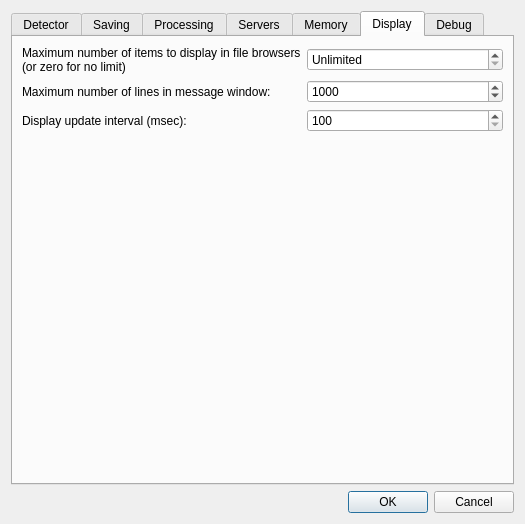
The window that source/qxrdexperimentpreferencesdialog.ui (guyjennings/qxrd) describes before a commit, drawn with Qt 5.
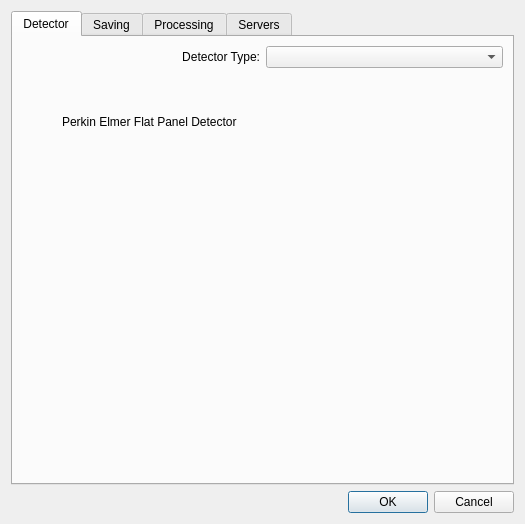
The same window after the commit. The open tabs and pages were chosen to show the change.

Commit message: Moved memory allocation properties into QxrdAllocator Moved global prefs from exp prefs dlg to global dlg Saved allocator properties with app properties

```diff
--- a/source/qxrdexperimentpreferencesdialog.ui
+++ b/source/qxrdexperimentpreferencesdialog.ui
@@ -464,159 +464,6 @@
        </item>
       </layout>
      </widget>
-     <widget class="QWidget" name="memory">
-      <attribute name="title">
-       <string>Memory</string>
-      </attribute>
-      <layout class="QGridLayout" name="gridLayout_5">
-       <item row="0" column="0">
-        <widget class="QLabel" name="label_14">
-         <property name="text">
-          <string>Memory to reserve for images in 32 bit systems (MB):</string>
-         </property>
-        </widget>
-       </item>
-       <item row="0" column="1">
-        <widget class="QSpinBox" name="m_ReservedMemory32"/>
-       </item>
-       <item row="5" column="1">
-        <spacer name="verticalSpacer_2">
-         <property name="orientation">
-          <enum>Qt::Vertical</enum>
-         </property>
-         <property name="sizeHint" stdset="0">
-          <size>
-           <width>20</width>
-           <height>180</height>
-          </size>
-         </property>
-        </spacer>
-       </item>
-       <item row="1" column="1">
-        <widget class="QSpinBox" name="m_ReservedMemory64"/>
-       </item>
-       <item row="1" column="0">
-        <widget class="QLabel" name="label_17">
-         <property name="text">
-          <string>Memory to reserve for images in 64 bit systems (MB):</string>
-         </property>
-        </widget>
-       </item>
-       <item row="2" column="0">
-        <widget class="QLabel" name="label_18">
-         <property name="text">
-          <string>Additional Reserved Memory for Acquisition Only (MB):</string>
-         </property>
-        </widget>
-       </item>
-       <item row="2" column="1">
-        <widget class="QSpinBox" name="m_ExtraReservedMemory"/>
-       </item>
-      </layout>
-     </widget>
-     <widget class="QWidget" name="tab_4">
-      <attribute name="title">
-       <string>Display</string>
-      </attribute>
-      <layout class="QGridLayout" name="gridLayout_8">
-       <item row="0" column="0" colspan="2">
-        <widget class="QLabel" name="label_19">
-         <property name="text">
-          <string>Maximum number of items to display in file browsers (or zero for no limit)</string>
-         </property>
-         <property name="wordWrap">
-          <bool>true</bool>
-         </property>
-        </widget>
-       </item>
-       <item row="0" column="2" colspan="2">
-        <widget class="QSpinBox" name="m_FileBrowserLimit">
-         <property name="toolTip">
-          <string>You can limit the maximum number of files that will be displayed in a file browser widget - this can improve the program's responsiveness if there are a large number of files in a directory.</string>
-         </property>
-         <property name="specialValueText">
-          <string>Unlimited</string>
-         </property>
-         <property name="maximum">
-          <number>200000</number>
-         </property>
-         <property name="singleStep">
-          <number>1000</number>
-         </property>
-        </widget>
-       </item>
-       <item row="1" column="0" colspan="2">
-        <widget class="QLabel" name="label_20">
-         <property name="text">
-          <string>Maximum number of lines in message window:</string>
-         </property>
-        </widget>
-       </item>
-       <item row="1" column="2" colspan="2">
-        <widget class="QSpinBox" name="m_MessageWindowLines">
-         <property name="maximum">
-          <number>99999999</number>
-         </property>
-         <property name="value">
-          <number>1000</number>
-         </property>
-        </widget>
-       </item>
-       <item row="2" column="0" colspan="2">
-        <widget class="QLabel" name="label_21">
-         <property name="text">
-          <string>Display update interval (msec):</string>
-         </property>
-        </widget>
-       </item>
-       <item row="2" column="2" colspan="2">
-        <widget class="QSpinBox" name="m_UpdateIntervalMsec">
-         <property name="minimum">
-          <number>100</number>
-         </property>
-         <property name="maximum">
-          <number>100000</number>
-         </property>
-        </widget>
-       </item>
-       <item row="3" column="1" colspan="2">
-        <spacer name="verticalSpacer_6">
-         <property name="orientation">
-          <enum>Qt::Vertical</enum>
-         </property>
-         <property name="sizeHint" stdset="0">
-          <size>
-           <width>20</width>
-           <height>281</height>
-          </size>
-         </property>
-        </spacer>
-       </item>
-      </layout>
-     </widget>
-     <widget class="QWidget" name="debug">
-      <attribute name="title">
-       <string>Debug</string>
-      </attribute>
-      <layout class="QGridLayout" name="gridLayout">
-       <item row="1" column="0" colspan="2">
-        <spacer name="verticalSpacer">
-         <property name="orientation">
-          <enum>Qt::Vertical</enum>
-         </property>
-         <property name="sizeHint" stdset="0">
-          <size>
-           <width>289</width>
-           <height>180</height>
-          </size>
-         </property>
-        </spacer>
-       </item>
-       <item row="0" column="0" colspan="2">
-        <widget class="QWidget" name="m_DebugWidgets" native="true"/>
-       </item>
-      </layout>
-     </widget>
     </widget>
    </item>
   </layout>
```
The commit also changes 12 other files.
